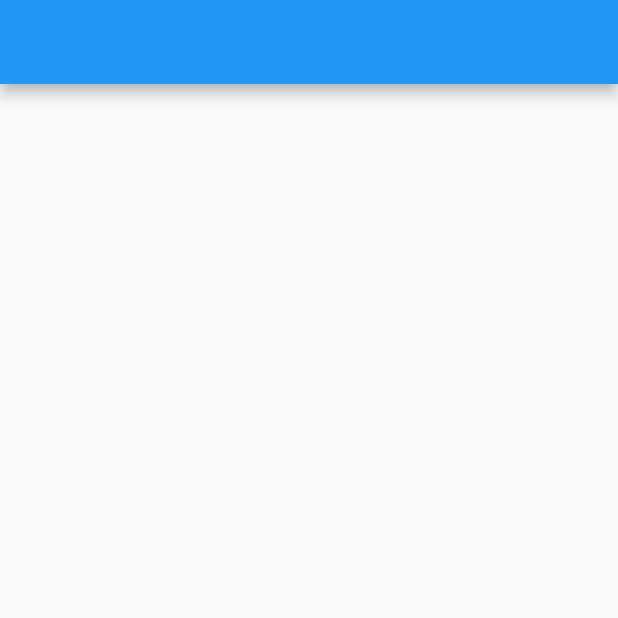
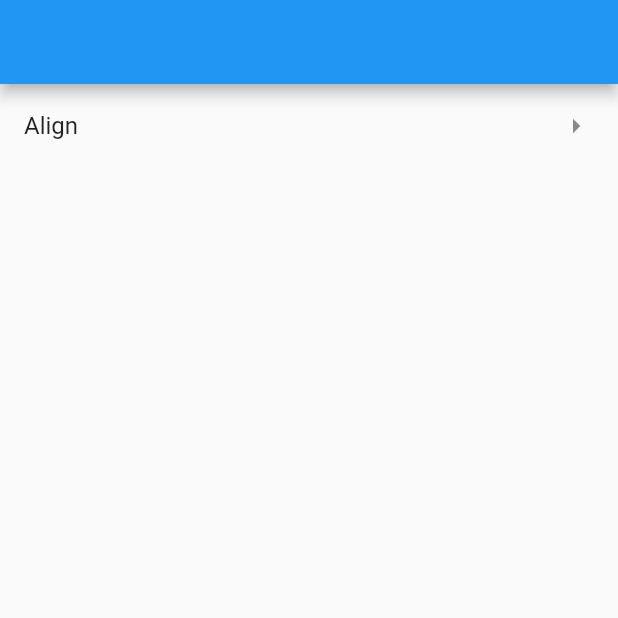
Before and after one commit to ObjectInit/learnflutter, a Flutter app: the LayoutWidgetsIndex screen opened directly, on a phone screen of 412 x 824 dp, the top half of it. Run offline on Flutter 3.47's test engine with Material 2 defaults, Android fonts, the phone set to English and light mode, and no system bars; our stand-ins replace lottie.

Commit message:
添加align widgets

```diff
--- a/lib/widgets/layout/index.dart
+++ b/lib/widgets/layout/index.dart
@@ -1,10 +1,23 @@
 import 'package:flutter/material.dart';
+import 'package:learnflutter/commonwidget/menus_item.dart';
+import 'package:learnflutter/widgets/layout/my_align.dart';
 
 class LayoutWidgetsIndex extends StatelessWidget {
   const LayoutWidgetsIndex({super.key});
 
   @override
   Widget build(BuildContext context) {
-    return Scaffold(appBar: AppBar(), body: Column());
+    return Scaffold(
+        appBar: AppBar(),
+        body: ListView(
+          children: [
+            MyMenuItem(
+              title: "Align",
+              builder: (context) {
+                return const MyAlign();
+              },
+            )
+          ],
+        ));
   }
 }
```
Also changed, not shown: lib/home/index.dart (+12 -4 lines), lib/splash_screen.dart (+16 -18 lines), lib/widgets/layout/my_align.dart (added, +11 -0 lines).
